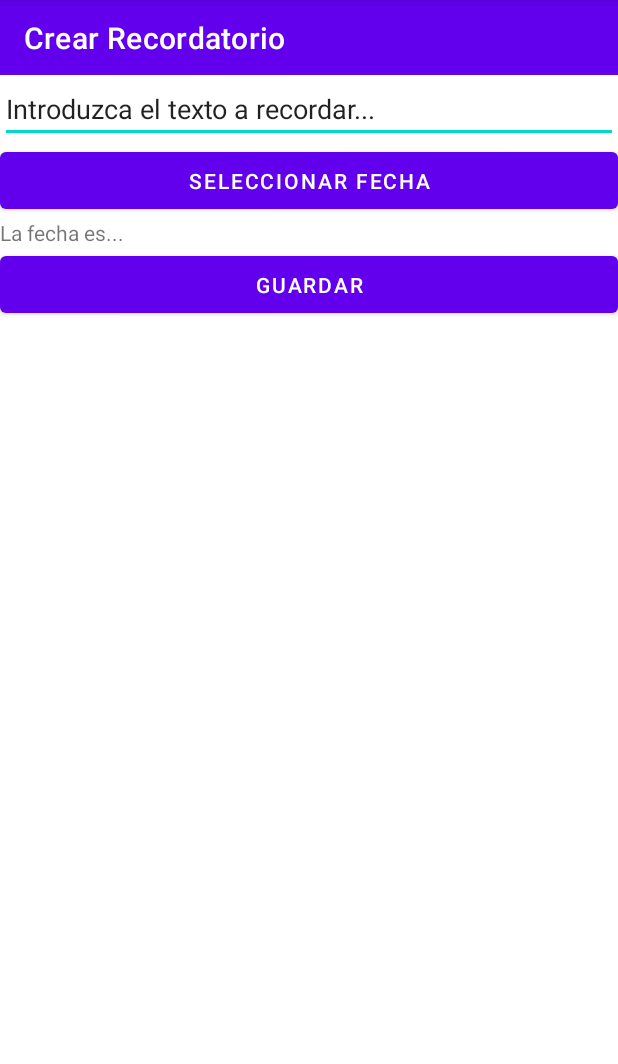
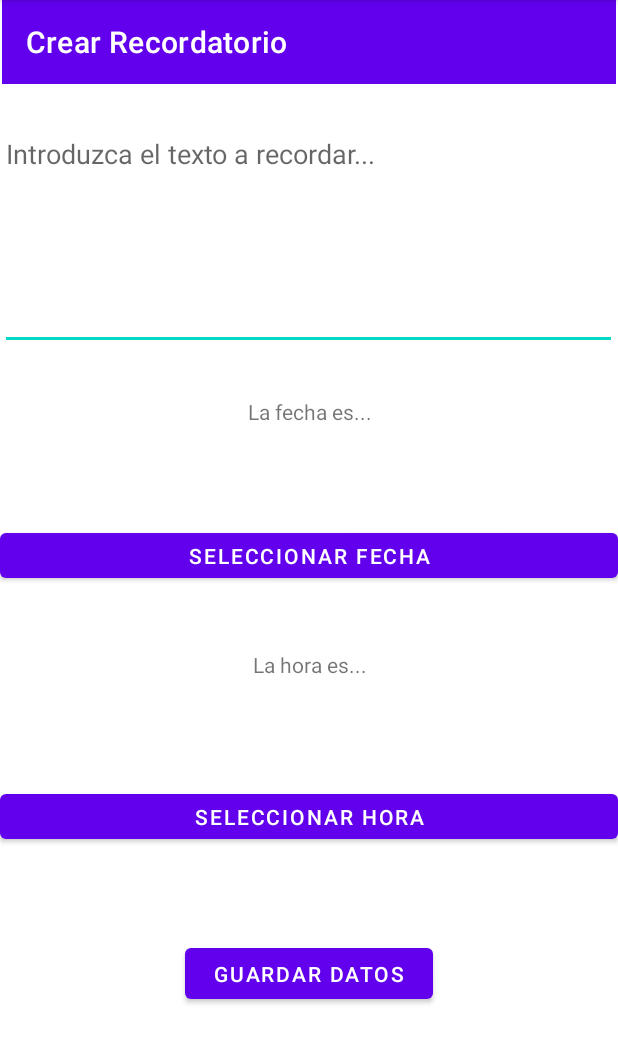
Before and after one commit to Joacof17/TP2-DAM, an Android app: the act2 screen opened directly, with no data from a screen before it, on a phone screen of 412 x 824 dp, the part 84-1148 px from its top. Run offline under Robolectric (Android 15) with nearby library versions, the phone set to English and light mode, and no system bars.

Commit message:
date n time ready

```diff
--- a/app/src/main/java/com/example/myapp2/MainActivity.java
+++ b/app/src/main/java/com/example/myapp2/MainActivity.java
@@ -12,8 +12,7 @@ import android.widget.TextView;
 public class MainActivity extends AppCompatActivity {
 
     public Button ir;
-    public EditText et;
-    public TextView tv;
+
 
     @Override
     protected void onCreate(Bundle savedInstanceState) {
--- a/app/src/main/java/com/example/myapp2/act2.java
+++ b/app/src/main/java/com/example/myapp2/act2.java
@@ -1,4 +1,6 @@
 package com.example.myapp2;
+
+import static com.google.android.material.timepicker.MaterialTimePicker.INPUT_MODE_KEYBOARD;
 
 import androidx.appcompat.app.AppCompatActivity;
 
@@ -9,6 +11,10 @@ import android.widget.TextView;
 
 import com.google.android.material.datepicker.MaterialDatePicker;
 import com.google.android.material.datepicker.MaterialPickerOnPositiveButtonClickListener;
+import com.google.android.material.timepicker.MaterialTimePicker;
+import com.google.android.material.timepicker.TimeFormat;
+
+import org.w3c.dom.Text;
 
 import java.text.SimpleDateFormat;
 import java.util.Calendar;
@@ -16,22 +22,27 @@ import java.util.TimeZone;
 
 public class act2 extends AppCompatActivity {
 
-    public Button mButtonSelecionarBtn;
+    public Button mButtonSeleccionarFechaBtn;
+    public Button mButtonSeleccionarHoraBtn;
     public TextView mTextViewFechaSeleccionada;
+    public TextView mTextViewHoraSeleccionada;
 
     @Override
     protected void onCreate(Bundle savedInstanceState) {
         super.onCreate(savedInstanceState);
         setContentView(R.layout.activity_act2);
 
-        mButtonSelecionarBtn = findViewById(R.id.Seleccionar);
+        mButtonSeleccionarFechaBtn = findViewById(R.id.SeleccionarFecha);
+        mButtonSeleccionarHoraBtn = findViewById(R.id.SeleccionarHora);
         mTextViewFechaSeleccionada = findViewById(R.id.fechaSeleccionada);
+        mTextViewHoraSeleccionada = findViewById(R.id.horaaSeleccionada);
+
 
         MaterialDatePicker.Builder builder = MaterialDatePicker.Builder.datePicker();
         builder.setTitleText("Selecciona una fecha");
         final MaterialDatePicker materialDatePicker = builder.build();
 
-        mButtonSelecionarBtn.setOnClickListener(new View.OnClickListener() {
+        mButtonSeleccionarFechaBtn.setOnClickListener(new View.OnClickListener() {
             @Override
             public void onClick(View v) {
                 materialDatePicker.show(getSupportFragmentManager(), materialDatePicker.getTag());
@@ -45,6 +56,27 @@ public class act2 extends AppCompatActivity {
             }
         });
 
+        MaterialTimePicker materialTimePicker =
+                new MaterialTimePicker.Builder()
+                        .setTimeFormat(TimeFormat.CLOCK_12H)
+                        .setHour(12)
+                        .setMinute(10)
+                        .setTitleText("Seleccionar hora del recordatorio")
+                        .setTimeFormat(TimeFormat.CLOCK_24H)
+                        .setInputMode(INPUT_MODE_KEYBOARD)
+                        .build()
+
+                ;
+        mButtonSeleccionarHoraBtn.setOnClickListener(new View.OnClickListener() {
+            @Override
+            public void onClick(View v) {
+                materialTimePicker.show(getSupportFragmentManager(), "tag");
+            }
+        });
+
+        materialTimePicker.addOnPositiveButtonClickListener(dialog -> {
+            mTextViewHoraSeleccionada.setText("Se eligió "+materialTimePicker.getHour() + ":" + materialTimePicker.getMinute());
+        });
 
     }
 
--- a/app/src/main/res/layout/activity_act2.xml
+++ b/app/src/main/res/layout/activity_act2.xml
@@ -6,56 +6,93 @@
     android:layout_height="match_parent"
     tools:context=".act2">
 
-    <LinearLayout
-        android:layout_width="match_parent"
-        android:layout_height="match_parent"
-        android:orientation="vertical"
-        tools:layout_editor_absoluteX="1dp"
-        tools:layout_editor_absoluteY="1dp">
 
     <androidx.appcompat.widget.Toolbar
         android:id="@+id/toolbar"
-            android:layout_width="match_parent"
-            android:layout_height="50dp"
-
+        android:layout_width="409dp"
+        android:layout_height="wrap_content"
         android:background="?attr/colorPrimary"
         android:minHeight="?attr/actionBarSize"
         android:theme="?attr/actionBarTheme"
-            app:title="Crear Recordatorio" />
-
-
-
+        app:layout_constraintBottom_toBottomOf="parent"
+        app:layout_constraintEnd_toEndOf="parent"
+        app:layout_constraintStart_toStartOf="parent"
+        app:layout_constraintTop_toTopOf="parent"
+        app:layout_constraintVertical_bias="0.0"
+        app:title="Crear Recordatorio"/>
 
     <EditText
         android:id="@+id/textView3"
-            android:layout_width="match_parent"
-            android:layout_height="wrap_content"
-            android:text="@string/textEscriba"
-            />
+        android:layout_width="411dp"
+        android:layout_height="153dp"
+        android:hint="@string/textEscriba"
+        android:gravity="top|left"
+        app:layout_constraintBottom_toBottomOf="parent"
+        app:layout_constraintEnd_toEndOf="parent"
+        app:layout_constraintHorizontal_bias="0.0"
+        app:layout_constraintStart_toStartOf="parent"
+        app:layout_constraintTop_toTopOf="parent"
+        app:layout_constraintVertical_bias="0.13" />
 
     <Button
-            android:id="@+id/Seleccionar"
+        android:id="@+id/SeleccionarFecha"
         android:layout_width="match_parent"
-            android:layout_height="50dp"
-
-            android:minWidth="48dp"
-            android:text="@string/buttonSeleccionar" />
-
+        android:layout_height="42dp"
+        android:text="@string/buttonSeleccionarFecha"
+        app:layout_constraintBottom_toBottomOf="parent"
+        app:layout_constraintEnd_toEndOf="parent"
+        app:layout_constraintHorizontal_bias="1.0"
+        app:layout_constraintStart_toStartOf="parent"
+        app:layout_constraintTop_toTopOf="parent"
+        app:layout_constraintVertical_bias="0.481" />
 
     <TextView
         android:id="@+id/fechaSeleccionada"
         android:layout_width="match_parent"
-            android:layout_height="wrap_content"
+        android:layout_height="70dp"
         android:text="@string/textFecha"
-            />
+        android:textAlignment="center"
+        app:layout_constraintBottom_toBottomOf="parent"
+        app:layout_constraintEnd_toEndOf="parent"
+        app:layout_constraintHorizontal_bias="0.0"
+        app:layout_constraintStart_toStartOf="parent"
+        app:layout_constraintTop_toTopOf="@+id/toolbar"
+        app:layout_constraintVertical_bias="0.379" />
+
+
+    <TextView
+        android:id="@+id/horaaSeleccionada"
+        android:layout_width="match_parent"
+        android:layout_height="70dp"
+        android:text="@string/textHora"
+        android:textAlignment="center"
+        app:layout_constraintBottom_toBottomOf="parent"
+        app:layout_constraintEnd_toEndOf="parent"
+        app:layout_constraintHorizontal_bias="0.0"
+        app:layout_constraintStart_toStartOf="parent"
+        app:layout_constraintTop_toTopOf="@+id/toolbar"
+        app:layout_constraintVertical_bias="0.621" />
 
     <Button
-            android:id="@+id/button"
+        android:id="@+id/SeleccionarHora"
         android:layout_width="match_parent"
-            android:layout_height="50dp"
+        android:layout_height="42dp"
+        android:text="@string/buttonSeleccionarHora"
+        app:layout_constraintBottom_toBottomOf="parent"
+        app:layout_constraintEnd_toEndOf="parent"
+        app:layout_constraintHorizontal_bias="0.0"
+        app:layout_constraintStart_toStartOf="parent"
+        app:layout_constraintTop_toTopOf="parent"
+        app:layout_constraintVertical_bias="0.721" />
 
-            android:minWidth="48dp"
-            android:text="@string/buttonGuardar" />
-
-    </LinearLayout>
+    <Button
+        android:id="@+id/button3"
+        android:layout_width="165dp"
+        android:layout_height="46dp"
+        android:text="@string/buttonGuardar"
+        app:layout_constraintBottom_toBottomOf="parent"
+        app:layout_constraintEnd_toEndOf="parent"
+        app:layout_constraintStart_toStartOf="parent"
+        app:layout_constraintTop_toTopOf="@+id/toolbar"
+        app:layout_constraintVertical_bias="0.867" />
 </androidx.constraintlayout.widget.ConstraintLayout>
--- a/app/src/main/res/values/strings.xml
+++ b/app/src/main/res/values/strings.xml
@@ -1,8 +1,9 @@
 <resources>
     <string name="app_name">MyApp2</string>
-    <string name="label">Es lo que dice</string>
-    <string name="buttonGuardar">Guardar</string>
+    <string name="buttonGuardar">Guardar Datos</string>
     <string name="textEscriba">Introduzca el texto a recordar...</string>
     <string name="textFecha">La fecha es...</string>
-    <string name="buttonSeleccionar">Seleccionar Fecha</string>
+    <string name="textHora">La hora es...</string>
+    <string name="buttonSeleccionarFecha">Seleccionar Fecha</string>
+    <string name="buttonSeleccionarHora">Seleccionar Hora</string>
 </resources>
```
Lines whose indentation alone changed are shown as unchanged.
